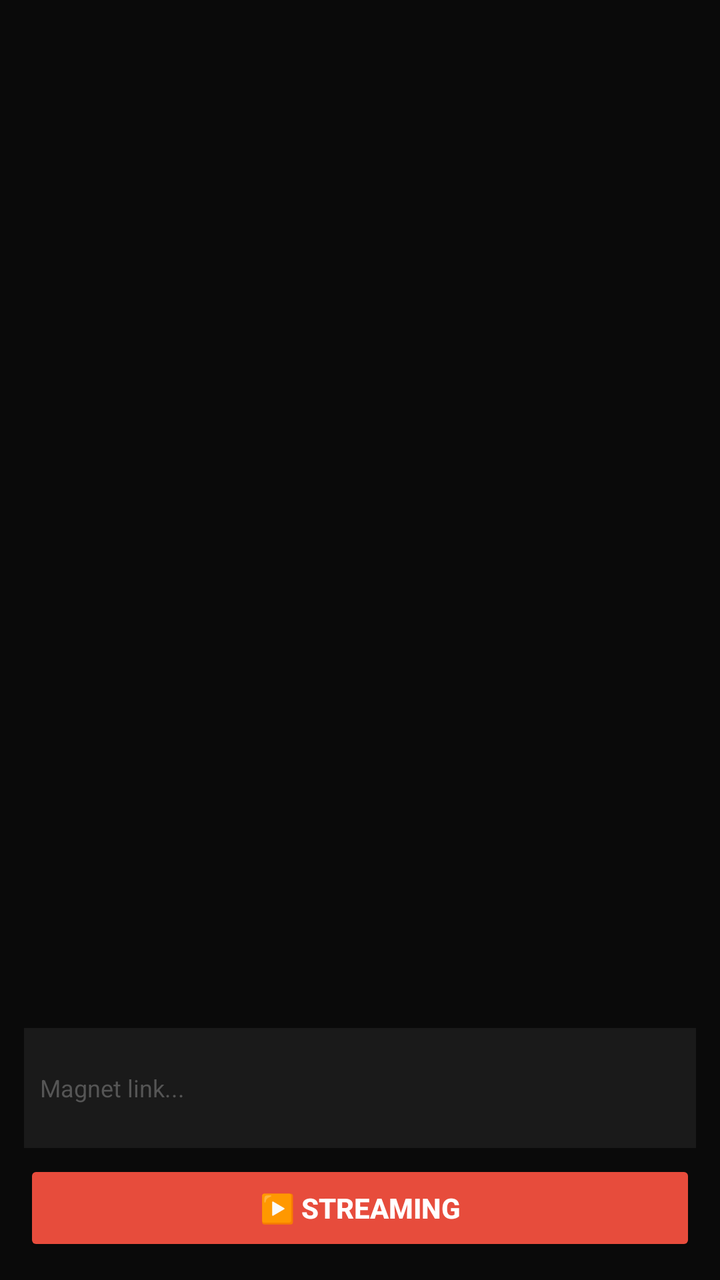
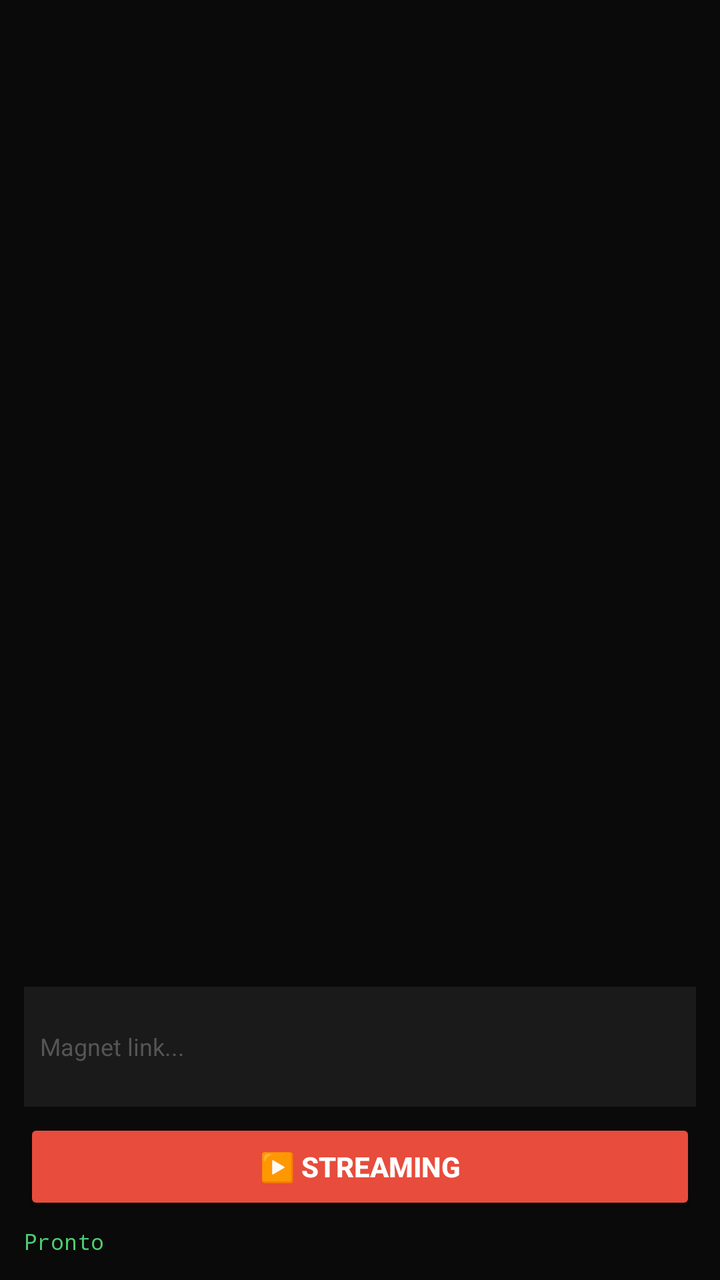

Compare the two renders of this Android layout. The source of the first and the diff that turns it into the second are given below.
<!-- AndroidManifest.xml: application theme Theme.AppCompat.NoActionBar -->
<!-- res/layout/activity_main.xml -->
<?xml version="1.0" encoding="utf-8"?>
<FrameLayout xmlns:android="http://schemas.android.com/apk/res/android"
    xmlns:app="http://schemas.android.com/apk/res-auto"
    android:layout_width="match_parent"
    android:layout_height="match_parent"
    android:background="#0a0a0a">
    
    <androidx.media3.ui.PlayerView
        android:id="@+id/player_view"
        android:layout_width="match_parent"
        android:layout_height="match_parent"
        android:visibility="gone"
        app:show_buffering="when_playing"
        app:use_controller="true" />
    
    <LinearLayout
        android:layout_width="match_parent"
        android:layout_height="wrap_content"
        android:layout_gravity="bottom"
        android:orientation="vertical"
        android:padding="12dp"
        android:background="#cc0a0a0a">
        
        <EditText
            android:id="@+id/magnet_input"
            android:layout_width="match_parent"
            android:layout_height="60dp"
            android:background="#1a1a1a"
            android:hint="Magnet link..."
            android:textColorHint="#555"
            android:inputType="textMultiLine"
            android:padding="8dp"
            android:textColor="#fff"
            android:textSize="12sp" />
        
        <LinearLayout
            android:layout_width="match_parent"
            android:layout_height="wrap_content"
            android:orientation="horizontal"
            android:layout_marginTop="6dp">
            
            <Button
                android:id="@+id/btn_play"
                android:layout_width="0dp"
                android:layout_height="48dp"
                android:layout_weight="1"
                android:backgroundTint="#e74c3c"
                android:text="▶️ STREAMING"
                android:textColor="#fff"
                android:textStyle="bold" />
            
            <Button
                android:id="@+id/btn_stop"
                android:layout_width="0dp"
                android:layout_height="48dp"
                android:layout_weight="1"
                android:layout_marginStart="4dp"
                android:backgroundTint="#555"
                android:text="⏹️ PARAR"
                android:textColor="#fff"
                android:textStyle="bold"
                android:visibility="gone" />
        </LinearLayout>
        
        <ProgressBar
            android:id="@+id/buffer_bar"
            style="?android:attr/progressBarStyleHorizontal"
            android:layout_width="match_parent"
            android:layout_height="5dp"
            android:layout_marginTop="6dp"
            android:progressTint="#e74c3c"
            android:visibility="gone" />
        
        <LinearLayout
            android:id="@+id/stats_row"
            android:layout_width="match_parent"
            android:layout_height="wrap_content"
            android:layout_marginTop="6dp"
            android:orientation="horizontal"
            android:visibility="gone">
            
            <TextView android:id="@+id/stat_progress" android:layout_width="0dp" android:layout_height="wrap_content" android:layout_weight="1" android:text="0%" android:textColor="#e74c3c" android:textSize="14sp" android:textStyle="bold" android:gravity="center" android:background="#1a1a1a" android:padding="8dp" />
            <TextView android:id="@+id/stat_speed" android:layout_width="0dp" android:layout_height="wrap_content" android:layout_weight="1" android:text="0 KB/s" android:textColor="#e74c3c" android:textSize="14sp" android:textStyle="bold" android:gravity="center" android:background="#1a1a1a" android:padding="8dp" android:layout_marginStart="4dp" />
            <TextView android:id="@+id/stat_peers" android:layout_width="0dp" android:layout_height="wrap_content" android:layout_weight="1" android:text="👥0" android:textColor="#e74c3c" android:textSize="14sp" android:textStyle="bold" android:gravity="center" android:background="#1a1a1a" android:padding="8dp" android:layout_marginStart="4dp" />
            
        </LinearLayout>
    </LinearLayout>
    
</FrameLayout>
<!-- resources referenced by this layout -->
<resources>

</resources>

<!-- the commit's change to res/layout/activity_main.xml (unified diff, before → after) -->
@@ -71,19 +71,15 @@
             android:progressTint="#e74c3c"
             android:visibility="gone" />
         
-        <LinearLayout
-            android:id="@+id/stats_row"
-            android:layout_width="match_parent"
+        <TextView
+            android:id="@+id/status_text"
+            android:layout_width="wrap_content"
             android:layout_height="wrap_content"
             android:layout_marginTop="6dp"
-            android:orientation="horizontal"
-            android:visibility="gone">
-            
-            <TextView android:id="@+id/stat_progress" android:layout_width="0dp" android:layout_height="wrap_content" android:layout_weight="1" android:text="0%" android:textColor="#e74c3c" android:textSize="14sp" android:textStyle="bold" android:gravity="center" android:background="#1a1a1a" android:padding="8dp" />
-            <TextView android:id="@+id/stat_speed" android:layout_width="0dp" android:layout_height="wrap_content" android:layout_weight="1" android:text="0 KB/s" android:textColor="#e74c3c" android:textSize="14sp" android:textStyle="bold" android:gravity="center" android:background="#1a1a1a" android:padding="8dp" android:layout_marginStart="4dp" />
-            <TextView android:id="@+id/stat_peers" android:layout_width="0dp" android:layout_height="wrap_content" android:layout_weight="1" android:text="👥0" android:textColor="#e74c3c" android:textSize="14sp" android:textStyle="bold" android:gravity="center" android:background="#1a1a1a" android:padding="8dp" android:layout_marginStart="4dp" />
-            
-        </LinearLayout>
+            android:text="Pronto"
+            android:textColor="#4ecb71"
+            android:textSize="11sp"
+            android:fontFamily="monospace" />
     </LinearLayout>
     
 </FrameLayout>
